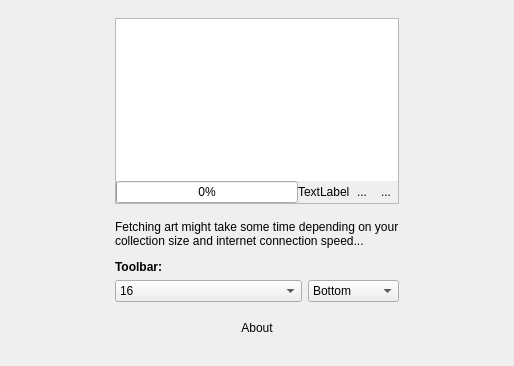
Before: the Qt Designer form settings.ui in milohr/babe-qt, drawn with Qt 5.
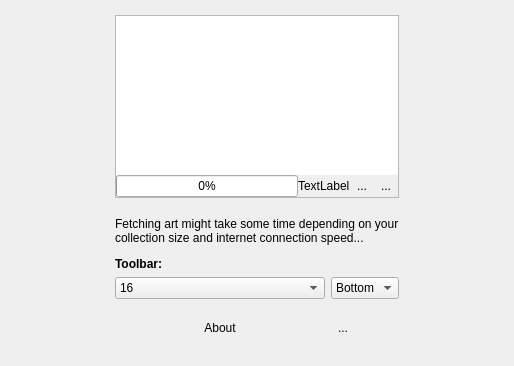
After: the same form once the commit is applied. Icons and pictures are not drawn.

The edit to the form file:
```diff
--- a/settings.ui
+++ b/settings.ui
@@ -84,7 +84,7 @@
         </property>
        </spacer>
       </item>
-      <item row="1" column="4" rowspan="11">
+      <item row="1" column="5" rowspan="11">
        <spacer name="horizontalSpacer_2">
         <property name="orientation">
          <enum>Qt::Horizontal</enum>
@@ -163,26 +163,6 @@
         </item>
        </widget>
       </item>
-      <item row="8" column="1" colspan="3">
-       <widget class="QPushButton" name="pushButton">
-        <property name="sizePolicy">
-         <sizepolicy hsizetype="Minimum" vsizetype="Minimum">
-          <horstretch>0</horstretch>
-          <verstretch>0</verstretch>
-         </sizepolicy>
-        </property>
-        <property name="text">
-         <string>About</string>
-        </property>
-        <property name="icon">
-         <iconset theme="help-about">
-          <normaloff>.</normaloff>.</iconset>
-        </property>
-        <property name="flat">
-         <bool>true</bool>
-        </property>
-       </widget>
-      </item>
       <item row="0" column="1" colspan="3">
        <spacer name="verticalSpacer_3">
         <property name="orientation">
@@ -297,6 +277,39 @@
         <zorder>label</zorder>
        </widget>
       </item>
+      <item row="8" column="1" colspan="2">
+       <widget class="QPushButton" name="pushButton">
+        <property name="sizePolicy">
+         <sizepolicy hsizetype="Minimum" vsizetype="Minimum">
+          <horstretch>0</horstretch>
+          <verstretch>0</verstretch>
+         </sizepolicy>
+        </property>
+        <property name="text">
+         <string>About</string>
+        </property>
+        <property name="icon">
+         <iconset theme="help-about">
+          <normaloff>.</normaloff>.</iconset>
+        </property>
+        <property name="flat">
+         <bool>true</bool>
+        </property>
+       </widget>
+      </item>
+      <item row="8" column="3">
+       <widget class="QToolButton" name="debugBtn">
+        <property name="text">
+         <string>...</string>
+        </property>
+        <property name="icon">
+         <iconset theme="tools-report-bug"/>
+        </property>
+        <property name="autoRaise">
+         <bool>true</bool>
+        </property>
+       </widget>
+      </item>
      </layout>
     </widget>
    </item>
```
